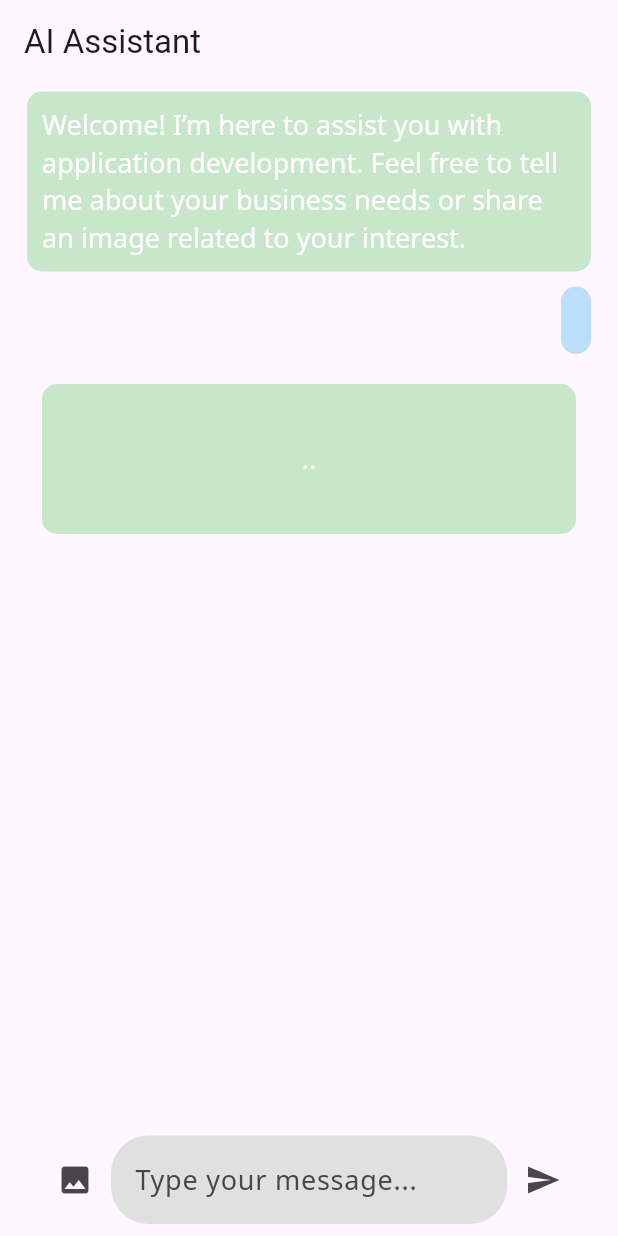
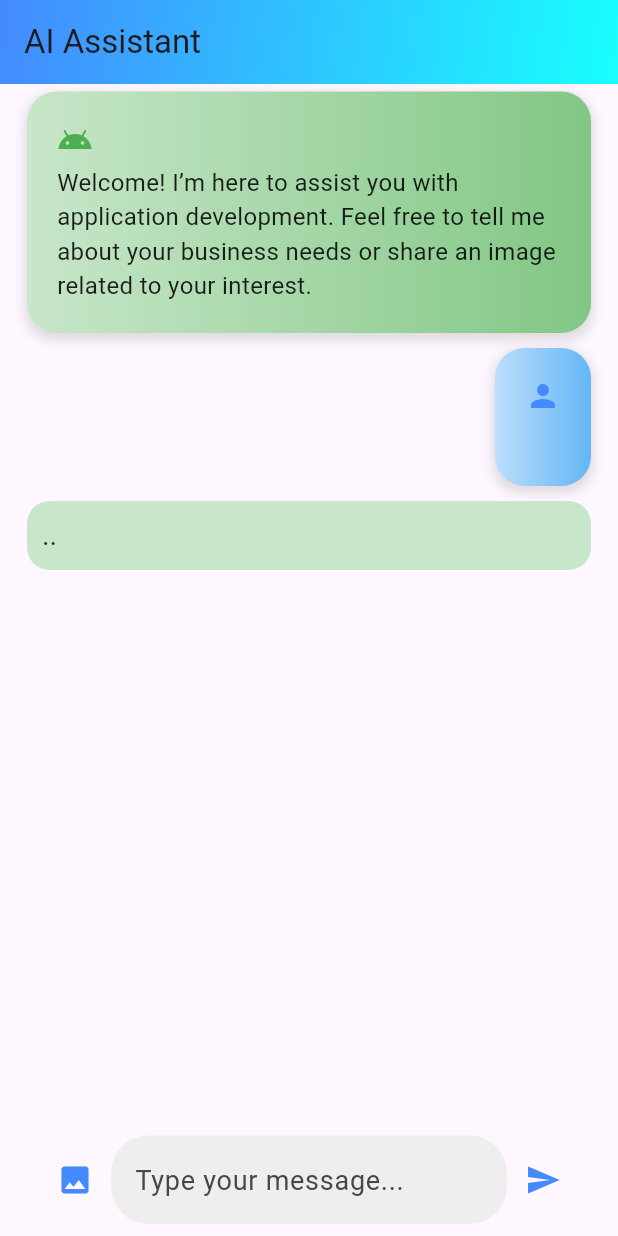
Before and after one commit to johnhcolani/AI-Assistants-Flutter, a Flutter app: the screen it shows after launch, after a tap on the "send" icon, on a phone screen of 412 x 824 dp. Run offline on Flutter 3.47's test engine with Material 3 defaults, Android fonts, the light colour scheme and no system bars; our stand-ins replace image_picker.

Commit message:
add .gitattributes

```diff
--- a/lib/ai_assitant_screen.dart
+++ b/lib/ai_assitant_screen.dart
@@ -11,16 +11,16 @@ class AIAssistantScreen extends StatefulWidget {
   _AIAssistantScreenState createState() => _AIAssistantScreenState();
 }
 
-class _AIAssistantScreenState extends State<AIAssistantScreen> with SingleTickerProviderStateMixin {
+class _AIAssistantScreenState extends State<AIAssistantScreen> {
   final TextEditingController _controller = TextEditingController();
   final ScrollController _scrollController = ScrollController();
   List<Map<String, dynamic>> _messages = [];
   AIAssistantService _aiAssistantService = AIAssistantService();
   File? _selectedImage;
-  String? _imageAnalysisResult; // Store image analysis result
-  bool _isTyping = false; // Track if AI is typing
-  String _aiTypingText = ''; // To display AI typing effect
-  String _thinkingDots = ''; // For showing the thinking dots
+  String? _imageAnalysisResult;
+  bool _isTyping = false;
+  String _aiTypingText = '';
+  String _thinkingDots = '';
 
   @override
   void initState() {
@@ -38,7 +38,6 @@ class _AIAssistantScreenState extends State<AIAssistantScreen> with SingleTicker
     super.dispose();
   }
 
-  // Add welcome message
   void _addWelcomeMessage() {
     setState(() {
       _messages.add({
@@ -48,7 +47,6 @@ class _AIAssistantScreenState extends State<AIAssistantScreen> with SingleTicker
     });
   }
 
-  // Scroll to bottom of the ListView
   void _scrollToBottom() {
     if (_scrollController.hasClients) {
       _scrollController.animateTo(
@@ -59,34 +57,6 @@ class _AIAssistantScreenState extends State<AIAssistantScreen> with SingleTicker
     }
   }
 
-  // Helper function to detect language and return appropriate text style
-  TextStyle getTextStyle(String text) {
-    if (_isChinese(text)) {
-      return TextStyle(fontFamily: 'NotoSansSC', fontSize: 18);
-    } else if (_isArabic(text) || _isTurkish(text)) {
-      return TextStyle(fontFamily: 'NotoSans', fontSize: 18); // Use a general NotoSans font
-    } else {
-      // Default to NotoSans for other languages
-      return TextStyle(fontFamily: 'NotoSans', fontSize: 18);
-    }
-  }
-
-  bool _isChinese(String text) {
-    return RegExp(r'[\u4e00-\u9fff]').hasMatch(text);
-  }
-
-  bool _isArabic(String text) {
-    return RegExp(r'[\u0600-\u06FF\u0750-\u077F\u08A0-\u08FF]').hasMatch(text);
-  }
-
-  bool _isTurkish(String text) {
-    return RegExp(r'[şŞıİçÇğĞöÖüÜ]').hasMatch(text);
-  }
-
-
-
-
-  // Pick an image and start analysis
   Future<void> _pickImage() async {
     final ImagePicker picker = ImagePicker();
     final XFile? image = await picker.pickImage(source: ImageSource.gallery);
@@ -96,19 +66,17 @@ class _AIAssistantScreenState extends State<AIAssistantScreen> with SingleTicker
         _selectedImage = File(image.path);
         _messages.add({
           'role': 'user',
-          'content': '[Image uploaded]', // Placeholder text
+          'content': '[Image uploaded]',
           'image': _selectedImage?.path,
-          'isUploading': true, // Track individual upload state
+          'isUploading': true,
         });
       });
 
-      // Analyze the image using Imagga API
       String imageAnalysis = await analyzeImage(_selectedImage!);
 
-      // Store the image analysis for future use, update the message's upload state
       setState(() {
-        _imageAnalysisResult = imageAnalysis; // Store the result for later AI use
-        _messages[_messages.length - 1]['isUploading'] = false; // Update the message's upload state
+        _imageAnalysisResult = imageAnalysis;
+        _messages[_messages.length - 1]['isUploading'] = false;
       });
 
       WidgetsBinding.instance.addPostFrameCallback((_) {
@@ -117,10 +85,9 @@ class _AIAssistantScreenState extends State<AIAssistantScreen> with SingleTicker
     }
   }
 
-  // Analyze the image with Imagga API
   Future<String> analyzeImage(File imageFile) async {
-    final String apiKey = "acc_6f050ab089fd18c"; // Replace with your API key
-    final String apiSecret = "4a49ffaac672d5223520cc1016b4a871"; // Replace with your API secret
+    final String apiKey = "acc_6f050ab089fd18c";
+    final String apiSecret = "4a49ffaac672d5223520cc1016b4a871";
     final String apiUrl = "https://api.imagga.com/v2/tags";
 
     var request = http.MultipartRequest('POST', Uri.parse(apiUrl));
@@ -151,7 +118,6 @@ class _AIAssistantScreenState extends State<AIAssistantScreen> with SingleTicker
     }
   }
 
-  // Send message and incorporate image analysis if available
   Future<void> _sendMessage() async {
     String userMessage = _controller.text;
     setState(() {
@@ -160,16 +126,14 @@ class _AIAssistantScreenState extends State<AIAssistantScreen> with SingleTicker
     });
 
     WidgetsBinding.instance.addPostFrameCallback((_) {
-      _scrollToBottom(); // Scroll to the bottom after sending a message
+      _scrollToBottom();
     });
 
-    // Show thinking dots animation
     setState(() {
-      _isTyping = true; // Set AI as typing
-      _thinkingDots = ''; // Reset the thinking dots
+      _isTyping = true;
+      _thinkingDots = '';
     });
 
-    // Show thinking animation for 2 seconds before starting to type the response
     for (int i = 0; i < 3; i++) {
       await Future.delayed(Duration(milliseconds: 500), () {
         setState(() {
@@ -178,7 +142,6 @@ class _AIAssistantScreenState extends State<AIAssistantScreen> with SingleTicker
       });
     }
 
-    // Send user question along with image analysis if available
     String aiResponse;
     if (_imageAnalysisResult != null) {
       aiResponse = await _aiAssistantService.getAIResponse(
@@ -189,45 +152,52 @@ class _AIAssistantScreenState extends State<AIAssistantScreen> with SingleTicker
       aiResponse = await _aiAssistantService.getAIResponse(userMessage, isFirstInteraction: false);
     }
 
-    // Start typing effect
     _startTypingEffect(aiResponse);
   }
 
-  // Typing effect function to display AI response character by character
   void _startTypingEffect(String aiResponse) async {
     setState(() {
-      _isTyping = true; // Set AI as typing
-      _aiTypingText = ''; // Start with empty text
-      _thinkingDots = ''; // Clear the thinking dots
+      _isTyping = true;
+      _aiTypingText = '';
+      _thinkingDots = '';
     });
 
-    // Simulate typing by adding one character at a time
     for (int i = 0; i < aiResponse.length; i++) {
-      await Future.delayed(Duration(milliseconds: 50)); // Delay between characters
+      await Future.delayed(Duration(milliseconds: 50));
       setState(() {
-        _aiTypingText += aiResponse[i]; // Add one character at a time
+        _aiTypingText += aiResponse[i];
       });
       WidgetsBinding.instance.addPostFrameCallback((_) {
         _scrollToBottom();
       });
     }
 
-    // After typing effect finishes, mark AI as no longer typing and store the response
     setState(() {
       _isTyping = false;
       _messages.add({'role': 'assistant', 'content': _aiTypingText});
-      _aiTypingText = ''; // Clear the temporary text
+      _aiTypingText = '';
     });
 
     WidgetsBinding.instance.addPostFrameCallback((_) {
-      _scrollToBottom(); // Scroll to the bottom after AI response
+      _scrollToBottom();
     });
   }
 
   @override
   Widget build(BuildContext context) {
     return Scaffold(
-      appBar: AppBar(title: Text('AI Assistant')),
+      appBar: AppBar(
+        title: Text('AI Assistant'),
+        flexibleSpace: Container(
+          decoration: BoxDecoration(
+            gradient: LinearGradient(
+              colors: [Colors.blueAccent, Colors.cyanAccent],
+              begin: Alignment.topLeft,
+              end: Alignment.bottomRight,
+            ),
+          ),
+        ),
+      ),
       body: GestureDetector(
         onTap: () => FocusScope.of(context).unfocus(),
         child: Padding(
@@ -235,93 +205,113 @@ class _AIAssistantScreenState extends State<AIAssistantScreen> with SingleTicker
           child: Column(
             children: [
               Expanded(
-                child: DefaultTextStyle(
-                  style: TextStyle(fontFamily: 'NotoSans', fontSize: 18), // Default font for the entire chat area
                 child: ListView.builder(
                   controller: _scrollController,
-                    itemCount: _messages.length + (_isTyping ? 1 : 0), // Add extra item for typing effect
+                  itemCount: _messages.length + (_isTyping ? 1 : 0),
                   itemBuilder: (context, index) {
-
                     if (index == _messages.length && _isTyping) {
-                        // Show thinking dots or typing indicator
-                        return Container(
-                          width: double.infinity,
-                          padding: EdgeInsets.all(10),
-                          margin: EdgeInsets.symmetric(vertical: 5),
-                          child: Column(
-                            crossAxisAlignment: CrossAxisAlignment.start,
-                            children: [
-                              Container(
-                                width: MediaQuery.of(context).size.width, // Full width for AI response
-                                height: 100, // Set specific height for the card
-                                decoration: BoxDecoration(
-                                  color: Colors.green[100],
-                                  borderRadius: BorderRadius.circular(10),
-                                ),
-                                child: Center(
-                                  child: Text(
-                                    _thinkingDots.isEmpty ? _aiTypingText : _thinkingDots,
-                                    style: getTextStyle(_thinkingDots.isEmpty ? _aiTypingText : _thinkingDots),
-                                  ),
-                                ),
-                              ),
-                            ],
-                          ),
-                        );
+                      return _buildTypingIndicator();
                     }
 
                     final message = _messages[index];
                     bool isUser = message['role'] == 'user';
 
-                      // Show uploaded image for user instead of text if available
                     if (message.containsKey('image')) {
-                        return Align(
-                          alignment: isUser ? Alignment.centerRight : Alignment.centerLeft,
-                          child: Container(
-                            padding: EdgeInsets.all(10),
-                            margin: EdgeInsets.symmetric(vertical: 5),
-                            child: message['isUploading']
-                                ? Container(
-                              width: MediaQuery.of(context).size.width * 0.75, // Three-quarters of the screen
-                              height: 200, // Adjust the height as needed
-                              color: Colors.grey[300],
-                              child: Center(
-                                child: CircularProgressIndicator(), // Show progress indicator for image upload
+                      return _buildImageCard(message, isUser);
+                    }
+
+                    return _buildMessageCard(message, isUser);
+                  },
                 ),
-                            )
-                                : Image.file(
-                              File(message['image']!),
-                              width: MediaQuery.of(context).size.width * 0.75, // Three-quarters of the screen
-                              height: 200, // Adjust the height as needed
+              ),
+              _buildTextInputArea(),
+            ],
+          ),
         ),
       ),
     );
   }
 
-                      // Display user and assistant messages
+  Widget _buildTypingIndicator() {
+    return Container(
+      width: double.infinity,
+      padding: EdgeInsets.all(10),
+      margin: EdgeInsets.symmetric(vertical: 5),
+      decoration: BoxDecoration(
+        color: Colors.green[100],
+        borderRadius: BorderRadius.circular(15),
+      ),
+      child: Text(
+        _thinkingDots.isEmpty ? _aiTypingText : _thinkingDots,
+        style: TextStyle(fontSize: 18),
+      ),
+    );
+  }
+
+  Widget _buildImageCard(Map<String, dynamic> message, bool isUser) {
     return Align(
       alignment: isUser ? Alignment.centerRight : Alignment.centerLeft,
       child: Container(
         padding: EdgeInsets.all(10),
         margin: EdgeInsets.symmetric(vertical: 5),
         decoration: BoxDecoration(
-                            color: isUser ? Colors.blue[100] : Colors.green[100],
-                            borderRadius: BorderRadius.circular(10),
+          color: isUser ? Colors.blue[50] : Colors.green[50],
+          borderRadius: BorderRadius.circular(15),
+          boxShadow: [
+            BoxShadow(
+              color: Colors.grey.withOpacity(0.2),
+              spreadRadius: 2,
+              blurRadius: 5,
+              offset: Offset(0, 3),
             ),
-                          child: Text(
-                            message['content'] ?? '',
-                            style: getTextStyle(message['content'] ?? ''),
+          ],
+        ),
+        child: message['isUploading']
+            ? Container(
+          width: MediaQuery.of(context).size.width * 0.75,
+          height: 200,
+          color: Colors.grey[300],
+          child: Center(child: CircularProgressIndicator()),
+        )
+            : Image.file(
+          File(message['image']!),
+          width: MediaQuery.of(context).size.width * 0.75,
+          height: 200,
         ),
       ),
     );
-                    },
+  }
+
+  Widget _buildMessageCard(Map<String, dynamic> message, bool isUser) {
+    return Align(
+      alignment: isUser ? Alignment.centerRight : Alignment.centerLeft,
+      child: Container(
+        padding: EdgeInsets.all(20),
+        margin: EdgeInsets.symmetric(vertical: 5),
+        decoration: BoxDecoration(
+          gradient: isUser
+              ? LinearGradient(colors: [Colors.blue[100]!, Colors.blue[300]!])
+              : LinearGradient(colors: [Colors.green[100]!, Colors.green[300]!]),
+          borderRadius: BorderRadius.circular(20),
+          boxShadow: [
+            BoxShadow(
+              color: Colors.grey.withOpacity(0.3),
+              spreadRadius: 2,
+              blurRadius: 5,
+              offset: Offset(0, 3),
             ),
-                ),
-              ),
-
-              _buildTextInputArea(),
           ],
         ),
+        child: Column(
+          crossAxisAlignment: CrossAxisAlignment.start,
+          children: [
+            isUser ? Icon(Icons.person, color: Colors.blueAccent) : Icon(Icons.android, color: Colors.green),
+            SizedBox(height: 5),
+            Text(
+              message['content'] ?? '',
+              style: TextStyle(fontSize: 16, color: Colors.black87),
+            ),
+          ],
         ),
       ),
     );
@@ -333,15 +323,15 @@ class _AIAssistantScreenState extends State<AIAssistantScreen> with SingleTicker
       child: Row(
         children: [
           IconButton(
-            icon: Icon(Icons.photo),
+            icon: Icon(Icons.photo, color: Colors.blueAccent),
             onPressed: _pickImage,
           ),
           Expanded(
             child: TextField(
               controller: _controller,
-              minLines: 1, // Minimum number of lines to display
-              maxLines: 5, // Maximum number of lines to display
-              style: TextStyle(fontFamily: 'NotoSans', fontSize: 18),
+              minLines: 1,
+              maxLines: 5,
+              style: TextStyle(fontSize: 18),
               decoration: InputDecoration(
                 hintText: 'Type your message...',
                 border: OutlineInputBorder(
@@ -349,12 +339,12 @@ class _AIAssistantScreenState extends State<AIAssistantScreen> with SingleTicker
                   borderSide: BorderSide.none,
                 ),
                 filled: true,
-                fillColor: Colors.grey[300],
+                fillColor: Colors.grey[200],
               ),
             ),
           ),
           IconButton(
-            icon: Icon(Icons.send),
+            icon: Icon(Icons.send, color: Colors.blueAccent),
             onPressed: _sendMessage,
           ),
         ],
```
Lines whose indentation alone changed are shown as unchanged.
